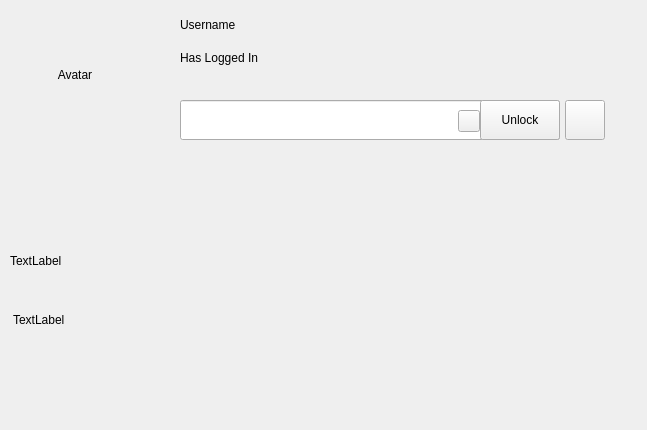
The window that src/mainwindow.ui (ukui/ukui-screensaver) describes before a commit, drawn with Qt 5.
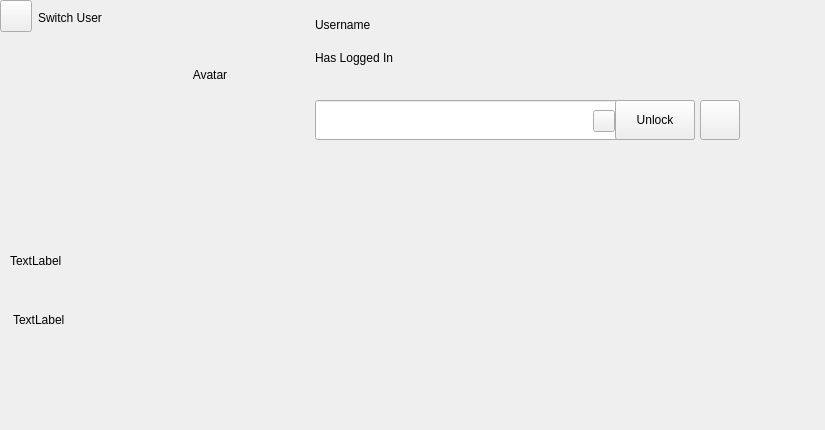
The same window after the commit.

Patch:
```diff
--- a/src/mainwindow.ui
+++ b/src/mainwindow.ui
@@ -6,7 +6,7 @@
    <rect>
     <x>0</x>
     <y>0</y>
-    <width>647</width>
+    <width>825</width>
     <height>430</height>
    </rect>
   </property>
@@ -19,7 +19,7 @@
      <rect>
       <x>0</x>
       <y>0</y>
-      <width>610</width>
+      <width>761</width>
       <height>200</height>
      </rect>
     </property>
@@ -32,7 +32,7 @@
     <widget class="QLabel" name="lblCapsLock">
      <property name="geometry">
       <rect>
-       <x>400</x>
+       <x>535</x>
        <y>100</y>
        <width>40</width>
        <height>40</height>
@@ -49,7 +49,7 @@
     <widget class="QLineEdit" name="lineEditPassword">
      <property name="geometry">
       <rect>
-       <x>180</x>
+       <x>315</x>
        <y>100</y>
        <width>380</width>
        <height>40</height>
@@ -62,7 +62,7 @@
     <widget class="QLabel" name="lblUsername">
      <property name="geometry">
       <rect>
-       <x>180</x>
+       <x>315</x>
        <y>10</y>
        <width>300</width>
        <height>30</height>
@@ -75,7 +75,7 @@
     <widget class="QLabel" name="lblPrompt">
      <property name="geometry">
       <rect>
-       <x>180</x>
+       <x>315</x>
        <y>70</y>
        <width>300</width>
        <height>25</height>
@@ -88,7 +88,7 @@
     <widget class="QPushButton" name="btnUnlock">
      <property name="geometry">
       <rect>
-       <x>480</x>
+       <x>615</x>
        <y>100</y>
        <width>80</width>
        <height>40</height>
@@ -101,7 +101,7 @@
     <widget class="QLabel" name="lblLogged">
      <property name="geometry">
       <rect>
-       <x>180</x>
+       <x>315</x>
        <y>45</y>
        <width>100</width>
        <height>25</height>
@@ -114,7 +114,7 @@
     <widget class="QLabel" name="lblAvatar">
      <property name="geometry">
       <rect>
-       <x>10</x>
+       <x>145</x>
        <y>10</y>
        <width>130</width>
        <height>130</height>
@@ -130,7 +130,7 @@
     <widget class="QPushButton" name="btnBiometric">
      <property name="geometry">
       <rect>
-       <x>565</x>
+       <x>700</x>
        <y>100</y>
        <width>40</width>
        <height>40</height>
@@ -147,7 +147,7 @@
     <widget class="QPushButton" name="btnHidePwd">
      <property name="geometry">
       <rect>
-       <x>458</x>
+       <x>593</x>
        <y>110</y>
        <width>22</width>
        <height>22</height>
@@ -157,6 +157,35 @@
       <string/>
      </property>
     </widget>
+    <widget class="QPushButton" name="btnSwitchUser">
+     <property name="geometry">
+      <rect>
+       <x>0</x>
+       <y>0</y>
+       <width>32</width>
+       <height>32</height>
+      </rect>
+     </property>
+     <property name="focusPolicy">
+      <enum>Qt::NoFocus</enum>
+     </property>
+     <property name="text">
+      <string/>
+     </property>
+    </widget>
+    <widget class="QLabel" name="lblSwitchUser">
+     <property name="geometry">
+      <rect>
+       <x>38</x>
+       <y>5</y>
+       <width>81</width>
+       <height>25</height>
+      </rect>
+     </property>
+     <property name="text">
+      <string>Switch User</string>
+     </property>
+    </widget>
    </widget>
    <widget class="QWidget" name="widgetTime" native="true">
     <property name="geometry">
```
Left out of the diff: 9 changed lines with no effect on the pictures.
